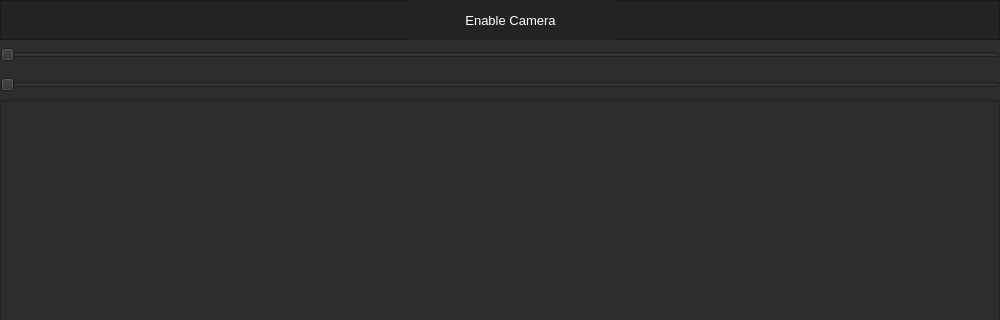
Before: the Qt Designer form UI.ui in mostafaAbdellatif/Air_Board_Tutorials_Assistant, drawn with Qt 5; both pictures show x 0 to 1000 and y 0 to 320 of the 1000 by 500 pixel window.
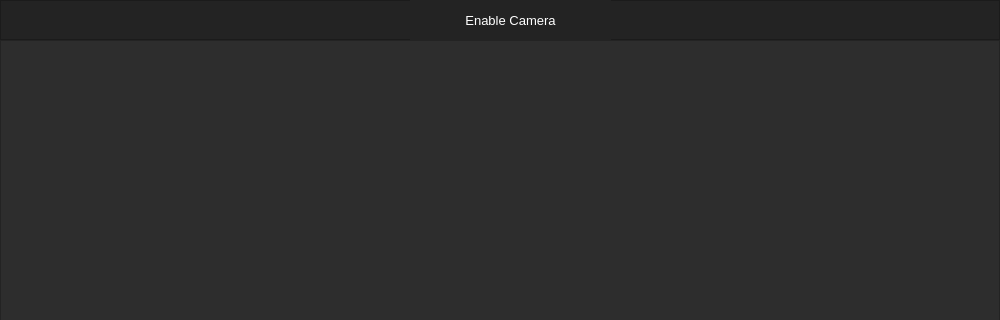
After: the same form once the commit is applied.

What changed in the file:
```diff
--- a/UI.ui
+++ b/UI.ui
@@ -140,35 +140,6 @@
       </layout>
      </widget>
     </item>
-    <item>
-     <widget class="QSlider" name="ThicknessSlider">
-      <property name="minimumSize">
-       <size>
-        <width>0</width>
-        <height>30</height>
-       </size>
-      </property>
-      <property name="orientation">
-       <enum>Qt::Horizontal</enum>
-      </property>
-     </widget>
-    </item>
-    <item>
-     <widget class="QSlider" name="ColorSlider">
-      <property name="minimumSize">
-       <size>
-        <width>0</width>
-        <height>30</height>
-       </size>
-      </property>
-      <property name="orientation">
-       <enum>Qt::Horizontal</enum>
-      </property>
-     </widget>
-    </item>
-    <item>
-     <widget class="QWidget" name="widget" native="true"/>
-    </item>
     <item>
      <widget class="QLabel" name="camera_screen">
       <property name="sizePolicy">
```
